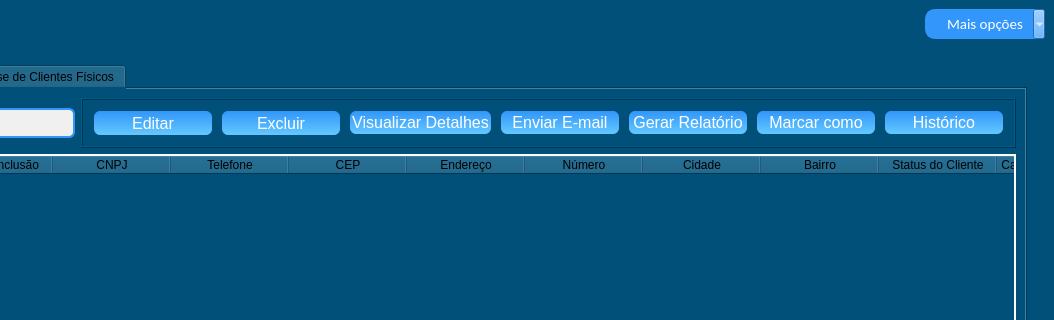
Above: novamaine.ui from KevenLucas025/ProjetoERP before the change; both pictures show x 391 to 1445 and y 0 to 320 of the 1445 by 820 pixel window. Below: the same form after it.
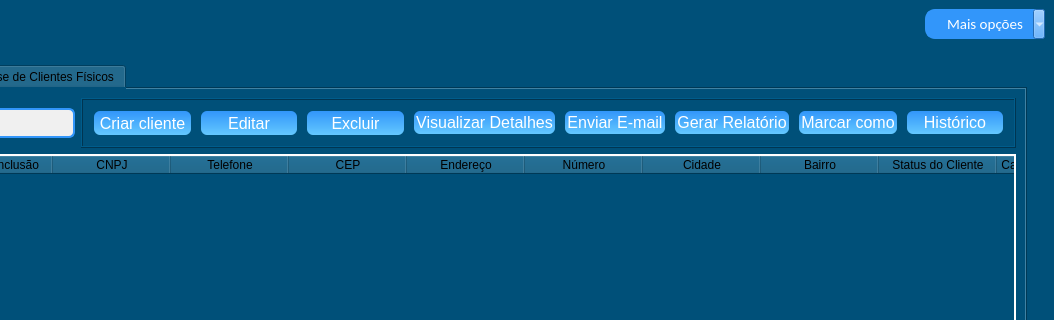
That is the form after the change. The open tabs and pages were chosen to show the change. Icons and pictures are not drawn.

What changed in the file:
```diff
--- a/novamaine.ui
+++ b/novamaine.ui
@@ -5988,6 +5988,36 @@
                  <layout class="QVBoxLayout" name="verticalLayout_21">
                   <item>
                    <layout class="QHBoxLayout" name="horizontalLayout_25">
+                    <item>
+                     <widget class="QPushButton" name="btn_adicionar_cliente_juridico">
+                      <property name="sizePolicy">
+                       <sizepolicy hsizetype="Expanding" vsizetype="Expanding">
+                        <horstretch>0</horstretch>
+                        <verstretch>0</verstretch>
+                       </sizepolicy>
+                      </property>
+                      <property name="cursor">
+                       <cursorShape>PointingHandCursor</cursorShape>
+                      </property>
+                      <property name="styleSheet">
+                       <string notr="true">QPushButton {
+    color: rgb(255, 255, 255);
+    border-radius: 8px;
+    font-size: 16px;
+    background: qlineargradient(x1:0, y1:0, x2:0, y2:1, stop:0 rgb(50, 150, 250), stop:1 rgb(100, 200, 255)); /* Gradiente de azul claro para azul mais claro */
+    border: 4px solid transparent;
+}
+
+QPushButton:hover {
+    background: qlineargradient(x1:0, y1:0, x2:0, y2:1, stop:0 rgb(100, 180, 255), stop:1 rgb(150, 220, 255)); /* Gradiente de azul mais claro para azul ainda mais claro */
+    color: black;
+}</string>
+                      </property>
+                      <property name="text">
+                       <string>Criar cliente</string>
+                      </property>
+                     </widget>
+                    </item>
                     <item>
                      <widget class="QPushButton" name="btn_editar_clientes">
                       <property name="sizePolicy">
```
Left out of the diff: 32 changed lines with no effect on the pictures.
